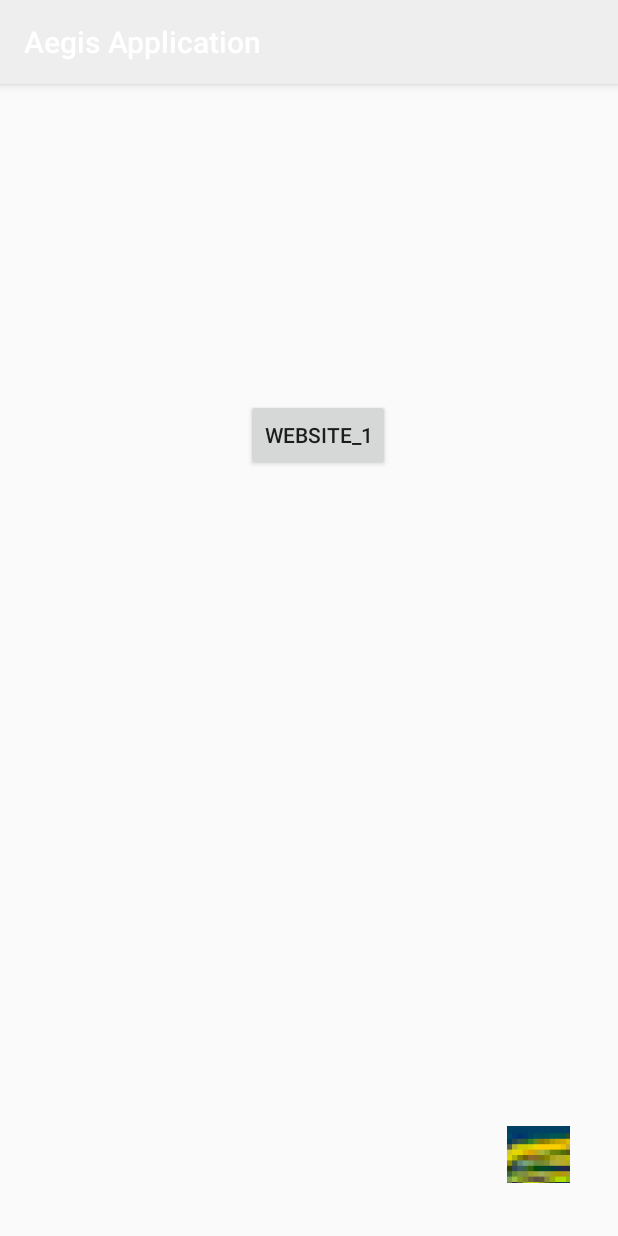
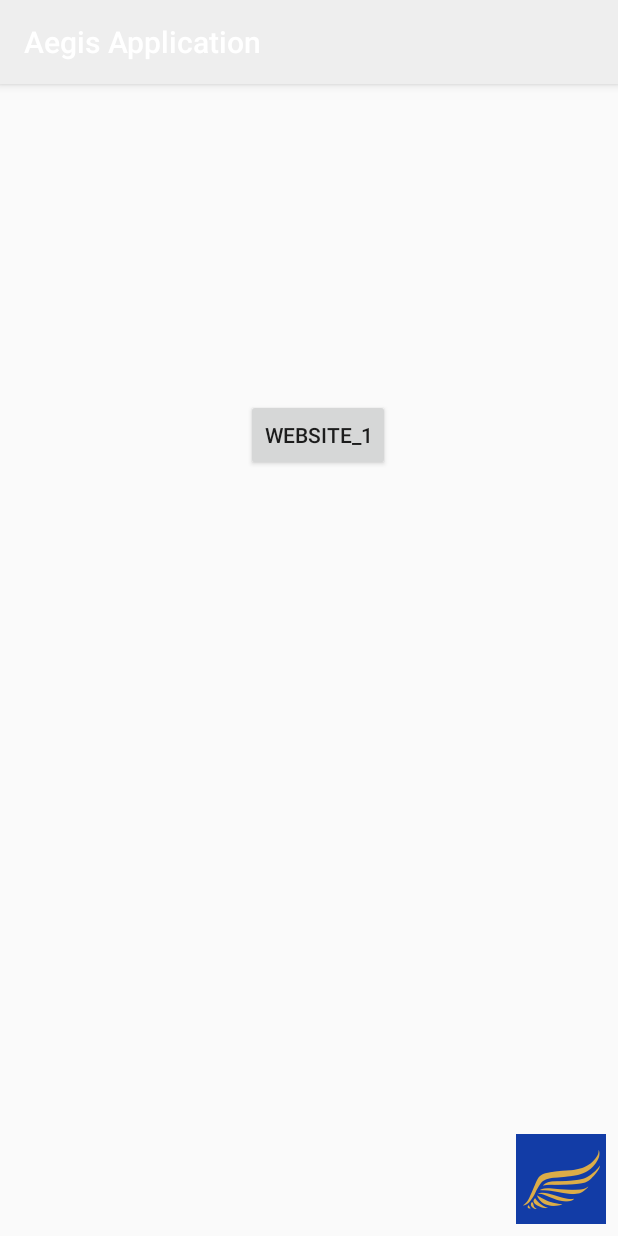
Before and after one commit to rileypreator/AegisApp, an Android app: the InformationActivity screen opened directly, with no data from a screen before it, on a phone screen of 412 x 824 dp. Run offline under Robolectric (Android 15) with nearby library versions, the phone set to English and light mode, and no system bars.

Commit message:
Updated the incognito wing icon

```diff
--- a/app/src/main/res/layout/activity_information.xml
+++ b/app/src/main/res/layout/activity_information.xml
@@ -21,11 +21,11 @@
 
     <ImageButton
         android:id="@+id/incognitoButton"
-        style="@style/Widget.AppCompat.ImageButton"
-        android:layout_width="42dp"
-        android:layout_height="38dp"
-        android:layout_marginEnd="32dp"
-        android:layout_marginBottom="35dp"
+        style="@android:style/Widget.DeviceDefault.ImageButton"
+        android:layout_width="60dp"
+        android:layout_height="60dp"
+        android:layout_marginEnd="8dp"
+        android:layout_marginBottom="8dp"
         android:background="@drawable/incognito_wings_background"
         android:contentDescription="incognito function"
         android:onClick="startIncognito"
--- a/app/src/main/res/mipmap-anydpi-v26/incognito_wings.xml
+++ b/app/src/main/res/mipmap-anydpi-v26/incognito_wings.xml
@@ -1,5 +1,5 @@
 <?xml version="1.0" encoding="utf-8"?>
 <adaptive-icon xmlns:android="http://schemas.android.com/apk/res/android">
-    <background android:drawable="@drawable/incognito_wings_background"/>
+    <background android:drawable="@color/incognito_wings_background"/>
     <foreground android:drawable="@mipmap/incognito_wings_foreground"/>
 </adaptive-icon>
--- a/app/src/main/res/mipmap-anydpi-v26/incognito_wings_round.xml
+++ b/app/src/main/res/mipmap-anydpi-v26/incognito_wings_round.xml
@@ -1,5 +1,5 @@
 <?xml version="1.0" encoding="utf-8"?>
 <adaptive-icon xmlns:android="http://schemas.android.com/apk/res/android">
-    <background android:drawable="@drawable/incognito_wings_background"/>
+    <background android:drawable="@color/incognito_wings_background"/>
     <foreground android:drawable="@mipmap/incognito_wings_foreground"/>
 </adaptive-icon>
--- /dev/null
+++ b/app/src/main/res/values/incognito_wings_background.xml
@@ -0,0 +1,4 @@
+<?xml version="1.0" encoding="utf-8"?>
+<resources>
+    <color name="incognito_wings_background">#123CA6</color>
+</resources>
```
Also changed, not shown: app/src/main/incognito_wings-web.png, app/src/main/res/mipmap-hdpi/incognito_wings.png, app/src/main/res/mipmap-hdpi/incognito_wings_foreground.png, app/src/main/res/mipmap-hdpi/incognito_wings_round.png, app/src/main/res/mipmap-mdpi/incognito_wings.png, app/src/main/res/mipmap-mdpi/incognito_wings_foreground.png, app/src/main/res/mipmap-mdpi/incognito_wings_round.png, app/src/main/res/mipmap-xhdpi/incognito_wings.png, app/src/main/res/mipmap-xhdpi/incognito_wings_foreground.png, app/src/main/res/mipmap-xhdpi/incognito_wings_round.png, app/src/main/res/mipmap-xxhdpi/incognito_wings.png, app/src/main/res/mipmap-xxhdpi/incognito_wings_foreground.png, app/src/main/res/mipmap-xxhdpi/incognito_wings_round.png, app/src/main/res/mipmap-xxxhdpi/incognito_wings.png, 2 more files.
